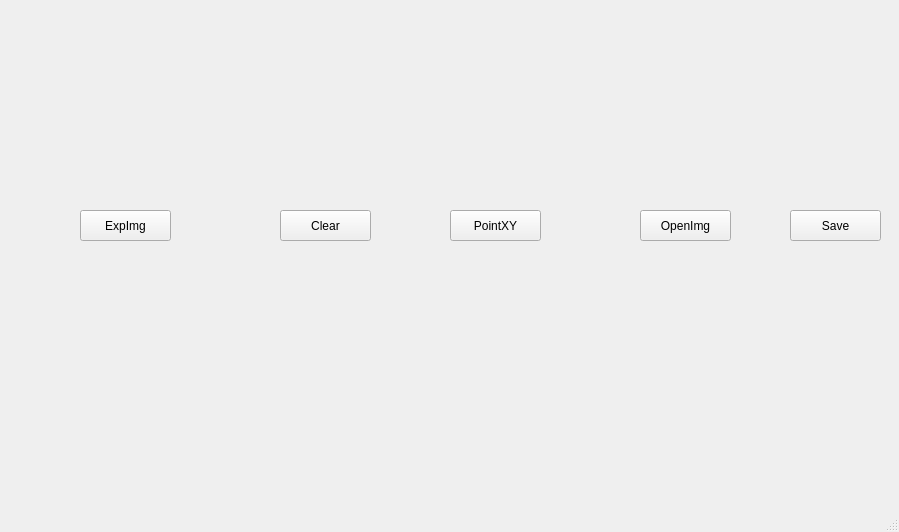
Old version of the form WorkSpace/signature/mainwindow.ui in the repository Mapshiny/C-.
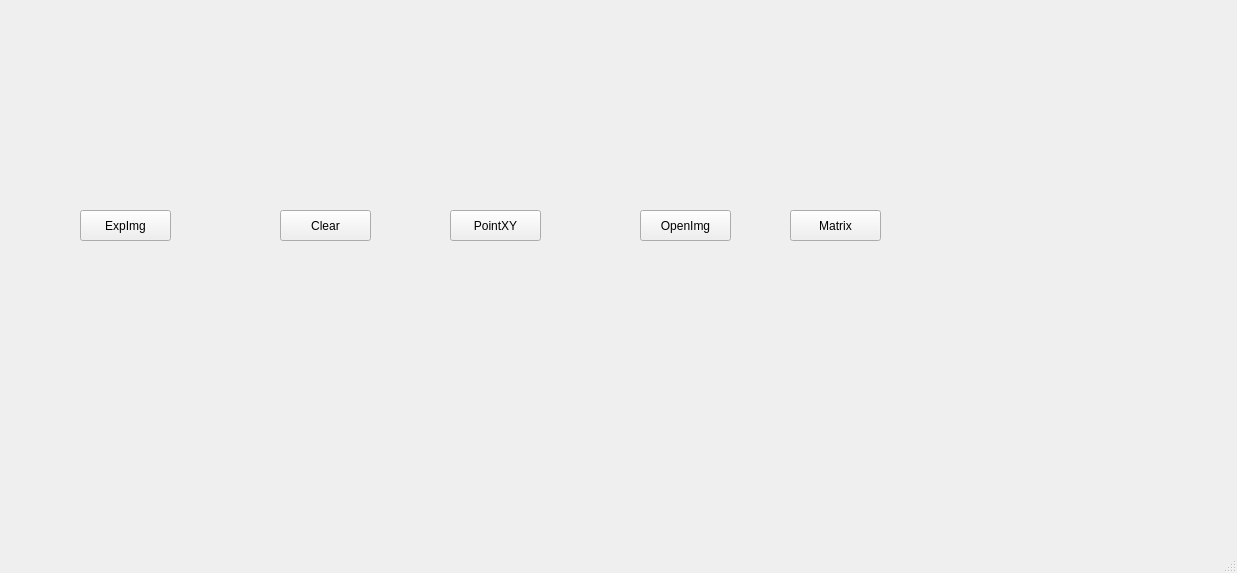
New version of the form.

Diff of the .ui file:
```diff
--- a/WorkSpace/signature/mainwindow.ui
+++ b/WorkSpace/signature/mainwindow.ui
@@ -6,8 +6,8 @@
    <rect>
     <x>0</x>
     <y>0</y>
-    <width>899</width>
-    <height>532</height>
+    <width>1237</width>
+    <height>573</height>
    </rect>
   </property>
   <property name="windowTitle">
@@ -89,7 +89,7 @@
      </rect>
     </property>
     <property name="text">
-     <string>Save</string>
+     <string>Matrix</string>
     </property>
    </widget>
   </widget>
```
Left out of the diff: 4 changed lines with no effect on the pictures.
